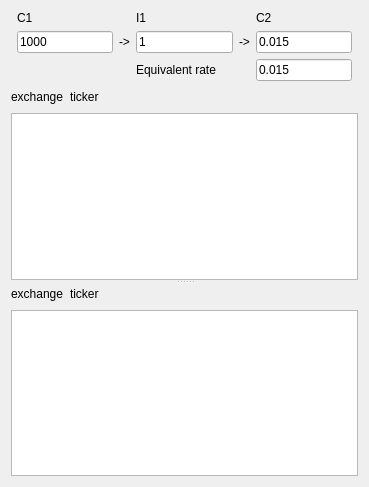
This is src/widgets/trade_algorithm_currency_exchange.ui in biddisco/lxqt-build-tools as Qt 5 draws it before an edit. The edited form follows.
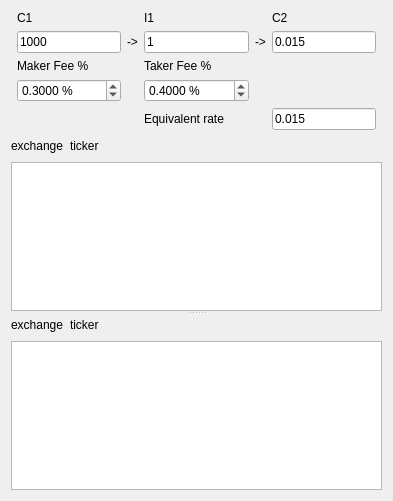
This is the edited form.

Commit message:
Currency exchange gui improved with maker/taker fee slots
Soome wrk still needed on setting fees correctly (exchange fees may vary
and it is not clear when changes apply)

Patch:
```diff
--- a/src/widgets/trade_algorithm_currency_exchange.ui
+++ b/src/widgets/trade_algorithm_currency_exchange.ui
@@ -6,8 +6,8 @@
    <rect>
     <x>0</x>
     <y>0</y>
-    <width>369</width>
-    <height>487</height>
+    <width>393</width>
+    <height>501</height>
    </rect>
   </property>
   <property name="windowTitle">
@@ -16,6 +16,58 @@
   <layout class="QGridLayout" name="gridLayout_2">
    <item row="1" column="0">
     <layout class="QGridLayout" name="gridLayout_3">
+     <item row="0" column="5">
+      <widget class="QLabel" name="C2">
+       <property name="sizePolicy">
+        <sizepolicy hsizetype="Preferred" vsizetype="Fixed">
+         <horstretch>0</horstretch>
+         <verstretch>0</verstretch>
+        </sizepolicy>
+       </property>
+       <property name="text">
+        <string>C2</string>
+       </property>
+       <property name="checked" stdset="0">
+        <bool>false</bool>
+       </property>
+      </widget>
+     </item>
+     <item row="5" column="3">
+      <widget class="QLabel" name="ratelabel">
+       <property name="sizePolicy">
+        <sizepolicy hsizetype="Preferred" vsizetype="Fixed">
+         <horstretch>0</horstretch>
+         <verstretch>0</verstretch>
+        </sizepolicy>
+       </property>
+       <property name="text">
+        <string>Equivalent rate</string>
+       </property>
+       <property name="checked" stdset="0">
+        <bool>false</bool>
+       </property>
+      </widget>
+     </item>
+     <item row="2" column="3">
+      <widget class="QLabel" name="label_4">
+       <property name="text">
+        <string>Taker Fee %</string>
+       </property>
+      </widget>
+     </item>
+     <item row="5" column="5">
+      <widget class="QLineEdit" name="rate">
+       <property name="sizePolicy">
+        <sizepolicy hsizetype="Preferred" vsizetype="Fixed">
+         <horstretch>0</horstretch>
+         <verstretch>0</verstretch>
+        </sizepolicy>
+       </property>
+       <property name="text">
+        <string>0.015</string>
+       </property>
+      </widget>
+     </item>
      <item row="1" column="3">
       <widget class="QLineEdit" name="partial">
        <property name="sizePolicy">
@@ -29,10 +81,19 @@
        </property>
       </widget>
      </item>
-     <item row="1" column="4">
-      <widget class="QLabel" name="label_3">
+     <item row="0" column="3">
+      <widget class="QLabel" name="I1">
+       <property name="sizePolicy">
+        <sizepolicy hsizetype="Preferred" vsizetype="Fixed">
+         <horstretch>0</horstretch>
+         <verstretch>0</verstretch>
+        </sizepolicy>
+       </property>
        <property name="text">
-        <string>-&gt;</string>
+        <string>I1</string>
+       </property>
+       <property name="checked" stdset="0">
+        <bool>false</bool>
        </property>
       </widget>
      </item>
@@ -56,7 +117,27 @@
        </property>
       </widget>
      </item>
-     <item row="5" column="0" colspan="7">
+     <item row="2" column="1">
+      <widget class="QLabel" name="label">
+       <property name="text">
+        <string>Maker Fee %</string>
+       </property>
+      </widget>
+     </item>
+     <item row="1" column="5">
+      <widget class="QLineEdit" name="receive">
+       <property name="sizePolicy">
+        <sizepolicy hsizetype="Preferred" vsizetype="Fixed">
+         <horstretch>0</horstretch>
+         <verstretch>0</verstretch>
+        </sizepolicy>
+       </property>
+       <property name="text">
+        <string>0.015</string>
+       </property>
+      </widget>
+     </item>
+     <item row="6" column="0" colspan="7">
       <widget class="QSplitter" name="splitter_2">
        <property name="orientation">
         <enum>Qt::Orientation::Vertical</enum>
@@ -139,19 +220,6 @@
        </widget>
       </widget>
      </item>
-     <item row="1" column="5">
-      <widget class="QLineEdit" name="receive">
-       <property name="sizePolicy">
-        <sizepolicy hsizetype="Preferred" vsizetype="Fixed">
-         <horstretch>0</horstretch>
-         <verstretch>0</verstretch>
-        </sizepolicy>
-       </property>
-       <property name="text">
-        <string>0.015</string>
-       </property>
-      </widget>
-     </item>
      <item row="0" column="1">
       <widget class="QLabel" name="C1">
        <property name="sizePolicy">
@@ -168,64 +236,54 @@
        </property>
       </widget>
      </item>
-     <item row="0" column="3">
-      <widget class="QLabel" name="I1">
-       <property name="sizePolicy">
-        <sizepolicy hsizetype="Preferred" vsizetype="Fixed">
-         <horstretch>0</horstretch>
-         <verstretch>0</verstretch>
-        </sizepolicy>
-       </property>
+     <item row="1" column="4">
+      <widget class="QLabel" name="label_3">
        <property name="text">
-        <string>I1</string>
+        <string>-&gt;</string>
        </property>
-       <property name="checked" stdset="0">
-        <bool>false</bool>
-       </property>
       </widget>
      </item>
-     <item row="0" column="5">
-      <widget class="QLabel" name="C2">
-       <property name="sizePolicy">
-        <sizepolicy hsizetype="Preferred" vsizetype="Fixed">
-         <horstretch>0</horstretch>
-         <verstretch>0</verstretch>
-        </sizepolicy>
+     <item row="3" column="3">
+      <widget class="QDoubleSpinBox" name="taker_fee">
+       <property name="prefix">
+        <string/>
        </property>
-       <property name="text">
-        <string>C2</string>
+       <property name="suffix">
+        <string> %</string>
        </property>
-       <property name="checked" stdset="0">
-        <bool>false</bool>
+       <property name="decimals">
+        <number>4</number>
        </property>
-      </widget>
-     </item>
-     <item row="4" column="5">
-      <widget class="QLineEdit" name="rate">
-       <property name="sizePolicy">
-        <sizepolicy hsizetype="Preferred" vsizetype="Fixed">
-         <horstretch>0</horstretch>
-         <verstretch>0</verstretch>
-        </sizepolicy>
+       <property name="maximum">
+        <double>99.999899999999997</double>
        </property>
-       <property name="text">
-        <string>0.015</string>
+       <property name="singleStep">
+        <double>0.010000000000000</double>
        </property>
+       <property name="value">
+        <double>0.400000000000000</double>
+       </property>
       </widget>
      </item>
-     <item row="4" column="3">
-      <widget class="QLabel" name="ratelabel">
-       <property name="sizePolicy">
-        <sizepolicy hsizetype="Preferred" vsizetype="Fixed">
-         <horstretch>0</horstretch>
-         <verstretch>0</verstretch>
-        </sizepolicy>
+     <item row="3" column="1">
+      <widget class="QDoubleSpinBox" name="maker_fee">
+       <property name="prefix">
+        <string/>
        </property>
-       <property name="text">
-        <string>Equivalent rate</string>
+       <property name="suffix">
+        <string> %</string>
        </property>
-       <property name="checked" stdset="0">
-        <bool>false</bool>
+       <property name="decimals">
+        <number>4</number>
+       </property>
+       <property name="maximum">
+        <double>99.999899999999997</double>
+       </property>
+       <property name="singleStep">
+        <double>0.010000000000000</double>
+       </property>
+       <property name="value">
+        <double>0.300000000000000</double>
        </property>
       </widget>
      </item>
```
The commit also changes 1 other file.
